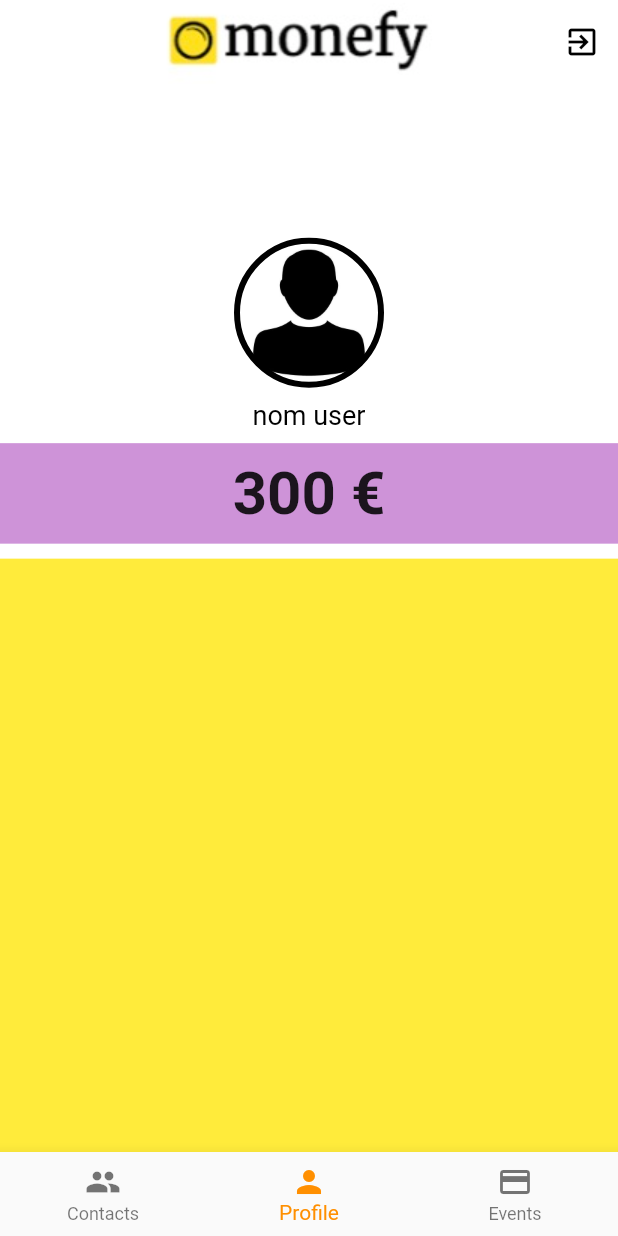
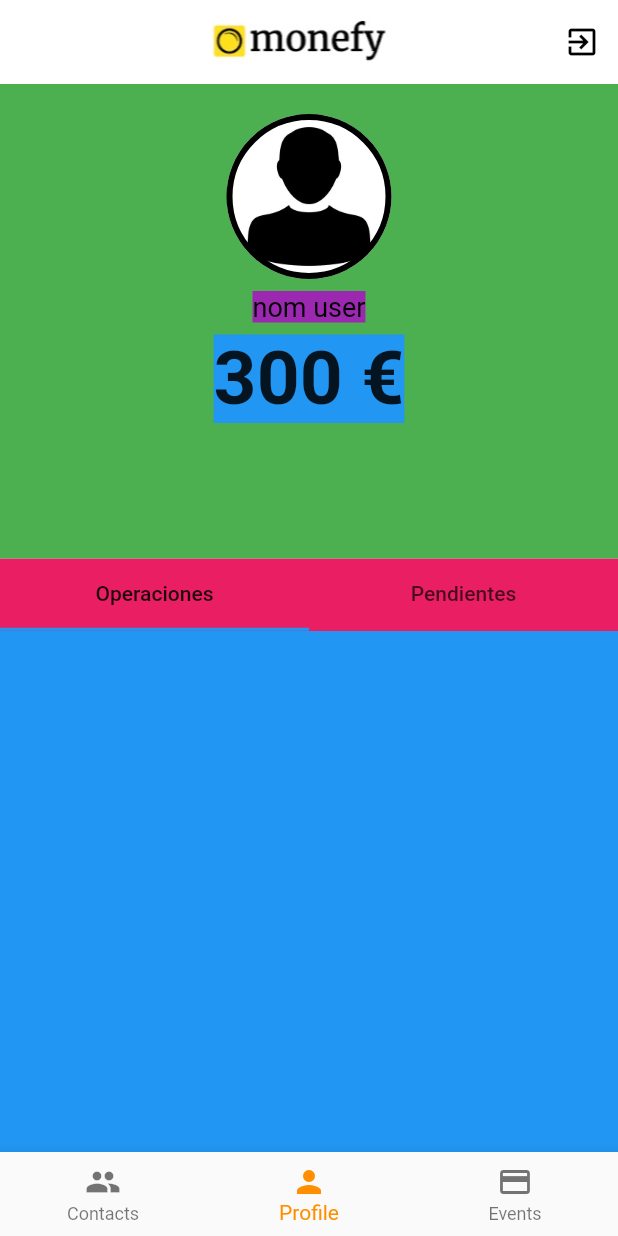
Before and after one commit to mbruguerag/flutter_firebase_test, a Flutter app: the screen it shows after launch, on a phone screen of 412 x 824 dp. Run offline on Flutter 3.47's test engine with Material 2 defaults, Android fonts, the phone set to English and light mode, and no system bars.

Commit message:
Pagina perfil completa, amb pestanyes d'operacions

```diff
--- a/lib/pages/appbars/appbarcontacts.dart
+++ b/lib/pages/appbars/appbarcontacts.dart
@@ -3,7 +3,7 @@ import 'package:flutter/material.dart';
 AppBar headercontacts() {
   return AppBar(
     backgroundColor: Colors.white,
-          leading: IconButton( //posar icon a l'esquerra
+          leading: IconButton( //posar icona a l'esquerra
             onPressed: (){},
             icon: Icon(Icons.add),
             color: Colors.black,
@@ -17,8 +17,8 @@ AppBar headercontacts() {
             ),
           ],
           title: Padding(
-            padding: const EdgeInsets.only(left:24),
-            child: Image.asset('assets/monefylogo.jpg', fit:BoxFit.cover),
+            padding: const EdgeInsets.only(left:59),
+            child: Image.asset('assets/monefylogo.jpg', scale: 1.5,),
           ),
          elevation: 0.0,
   );
--- a/lib/pages/appbars/appbarprofile.dart
+++ b/lib/pages/appbars/appbarprofile.dart
@@ -12,8 +12,8 @@ AppBar headerprofile() {
             ),
           ],
           title: Padding(
-            padding: const EdgeInsets.only(left:80),
-            child: Image.asset('assets/monefylogo.jpg', fit:BoxFit.cover),
+            padding: const EdgeInsets.only(left:115),
+            child: Image.asset('assets/monefylogo.jpg', scale:1.5),
           ),
          elevation: 0.0,
   );
--- a/lib/pages/bodies/bodyprofile.dart
+++ b/lib/pages/bodies/bodyprofile.dart
@@ -1,4 +1,36 @@
+import 'package:flutter/gestures.dart';
 import 'package:flutter/material.dart';
+
+class Operaciones extends StatefulWidget {
+  @override
+  _OperacionesState createState() => _OperacionesState();
+}
+
+class _OperacionesState extends State<Operaciones> {
+  @override
+  Widget build(BuildContext context) {
+    return DefaultTabController(
+      length: 2,
+      child: Scaffold(
+        backgroundColor: Colors.pink,
+        appBar:  TabBar(
+          dragStartBehavior: DragStartBehavior.down,
+            tabs: [
+              Tab(text: 'Operaciones'),
+              Tab(text: 'Pendientes'),
+            ],
+          ),
+
+        body: TabBarView(
+          children: [
+            Container(color:Colors.blue),
+            Container(color:Colors.orange),
+          ],
+        ),
+      ),
+    );
+  }
+}
 
 class BodyProfile extends StatefulWidget {
   @override
@@ -9,11 +41,10 @@ class _BodyProfileState extends State<BodyProfile> {
   @override
   Widget build(BuildContext context) {
     return Column(
-        crossAxisAlignment:
-            CrossAxisAlignment.stretch, // centrem la imatge user
+      crossAxisAlignment: CrossAxisAlignment.stretch, // centrem la imatge user
       children: <Widget>[
         Expanded(flex: 4, child: Containerperfil()),
-          Expanded(flex: 5, child: Containerop()),
+        Expanded(flex: 5, child: Operaciones()),
       ],
     );
   }
@@ -28,17 +59,16 @@ class _ContainerperfilState extends State<Containerperfil> {
   @override
   Widget build(BuildContext context) {
     return Container(
-      // VERD
-      color: Colors.white,
-      //height: 250,
-      padding: EdgeInsets.only(bottom: 10),
+      color: Colors.green,
+      child: Padding(
+        padding: const EdgeInsets.only(top: 20.0),
         child: Column(
-        mainAxisAlignment: MainAxisAlignment.end,
+          mainAxisAlignment: MainAxisAlignment.start,
           children: <Widget>[
             Container(
+              width: 110,
+              height: 110,
               //imatge usuari
-            width: 100,
-            height: 100,
               decoration: BoxDecoration(
                 image: DecorationImage(
                   image: AssetImage('assets/usuario.jpg'),
@@ -53,6 +83,8 @@ class _ContainerperfilState extends State<Containerperfil> {
             ),
             Padding(
               padding: const EdgeInsets.all(8.0),
+              child: Container(
+                color: Colors.purple,
                 child: Text(
                   'nom user',
                   style: TextStyle(
@@ -61,28 +93,19 @@ class _ContainerperfilState extends State<Containerperfil> {
                   ),
                 ),
               ),
+            ),
             Container(
-            // VERMELL
-            padding: EdgeInsets.symmetric(vertical: 10),
-            color: Colors.purple[200],
-            child: Row(
-              mainAxisAlignment: MainAxisAlignment.spaceEvenly,
-              children: <Widget>[
-                Column(
-                  children: <Widget>[
-                    Text(
+              color: Colors.blue,
+              child: Text(
                 '300 €',
                 style: TextStyle(
-                        fontSize: 40,
+                  fontSize: 50,
                   fontWeight: FontWeight.bold,
                 ),
               ),
-                  ],
-                )
+            ),
           ],
         ),
-          ),
-        ],
       ),
     );
   }
```
Lines whose indentation alone changed are shown as unchanged.
